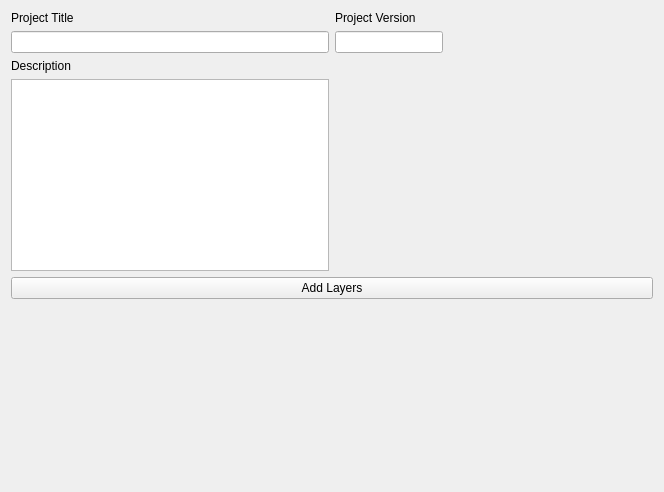
This is src/configmanager/ui/nodewidgets/ui_projectinfo.ui in roam-qgis/Roam as Qt 5 draws it before an edit. The edited form follows.
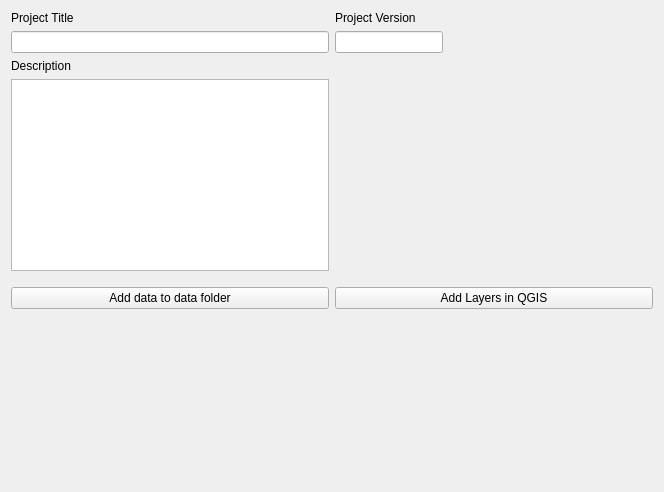
This is the edited form. Icons and pictures are not drawn.

Commit message: New Add data to data folder buttons

What changed in the file:
```diff
--- a/src/configmanager/ui/nodewidgets/ui_projectinfo.ui
+++ b/src/configmanager/ui/nodewidgets/ui_projectinfo.ui
@@ -100,30 +100,7 @@
      </item>
     </layout>
    </item>
-   <item row="1" column="0">
-    <widget class="QPushButton" name="btnAddLayers">
-     <property name="sizePolicy">
-      <sizepolicy hsizetype="Minimum" vsizetype="Preferred">
-       <horstretch>0</horstretch>
-       <verstretch>0</verstretch>
-      </sizepolicy>
-     </property>
-     <property name="text">
-      <string>Add Layers</string>
-     </property>
-     <property name="icon">
-      <iconset resource="../../../roam/resources.qrc">
-       <normaloff>:/branding/qgis</normaloff>:/branding/qgis</iconset>
-     </property>
-     <property name="iconSize">
-      <size>
-       <width>32</width>
-       <height>32</height>
-      </size>
-     </property>
-    </widget>
-   </item>
-   <item row="2" column="0">
+   <item row="3" column="0">
     <spacer name="verticalSpacer">
      <property name="orientation">
       <enum>Qt::Vertical</enum>
@@ -136,6 +113,62 @@
      </property>
     </spacer>
    </item>
+   <item row="1" column="0">
+    <layout class="QHBoxLayout" name="horizontalLayout">
+     <property name="topMargin">
+      <number>10</number>
+     </property>
+     <property name="rightMargin">
+      <number>0</number>
+     </property>
+     <item>
+      <widget class="QPushButton" name="btnAddData">
+       <property name="sizePolicy">
+        <sizepolicy hsizetype="Minimum" vsizetype="Preferred">
+         <horstretch>0</horstretch>
+         <verstretch>0</verstretch>
+        </sizepolicy>
+       </property>
+       <property name="text">
+        <string>Add data to data folder</string>
+       </property>
+       <property name="icon">
+        <iconset resource="../../../roam/resources.qrc">
+         <normaloff>:/widgets/folder</normaloff>:/widgets/folder</iconset>
+       </property>
+       <property name="iconSize">
+        <size>
+         <width>32</width>
+         <height>32</height>
+        </size>
+       </property>
+      </widget>
+     </item>
+     <item>
+      <widget class="QPushButton" name="btnAddLayers">
+       <property name="sizePolicy">
+        <sizepolicy hsizetype="Minimum" vsizetype="Preferred">
+         <horstretch>0</horstretch>
+         <verstretch>0</verstretch>
+        </sizepolicy>
+       </property>
+       <property name="text">
+        <string>Add Layers in QGIS</string>
+       </property>
+       <property name="icon">
+        <iconset resource="../../../roam/resources.qrc">
+         <normaloff>:/branding/qgis</normaloff>:/branding/qgis</iconset>
+       </property>
+       <property name="iconSize">
+        <size>
+         <width>32</width>
+         <height>32</height>
+        </size>
+       </property>
+      </widget>
+     </item>
+    </layout>
+   </item>
   </layout>
  </widget>
  <resources>
```
The commit also changes 4 other files.
